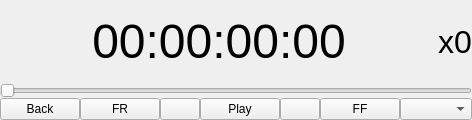
Before: the Qt Designer form libs/PhCommonUI/PhMediaControllerView.ui in JokerSync/Joker, drawn with Qt 5.
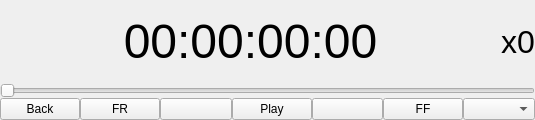
After: the same form once the commit is applied.

Diff of the .ui file:
```diff
--- a/libs/PhCommonUI/PhMediaControllerView.ui
+++ b/libs/PhCommonUI/PhMediaControllerView.ui
@@ -6,7 +6,7 @@
    <rect>
     <x>0</x>
     <y>0</y>
-    <width>398</width>
+    <width>535</width>
     <height>120</height>
    </rect>
   </property>
@@ -286,6 +286,9 @@
    </item>
    <item>
     <layout class="QHBoxLayout" name="_hLayoutBottom">
+     <property name="topMargin">
+      <number>0</number>
+     </property>
      <item>
       <widget class="QPushButton" name="_backButton">
        <property name="text">
```
